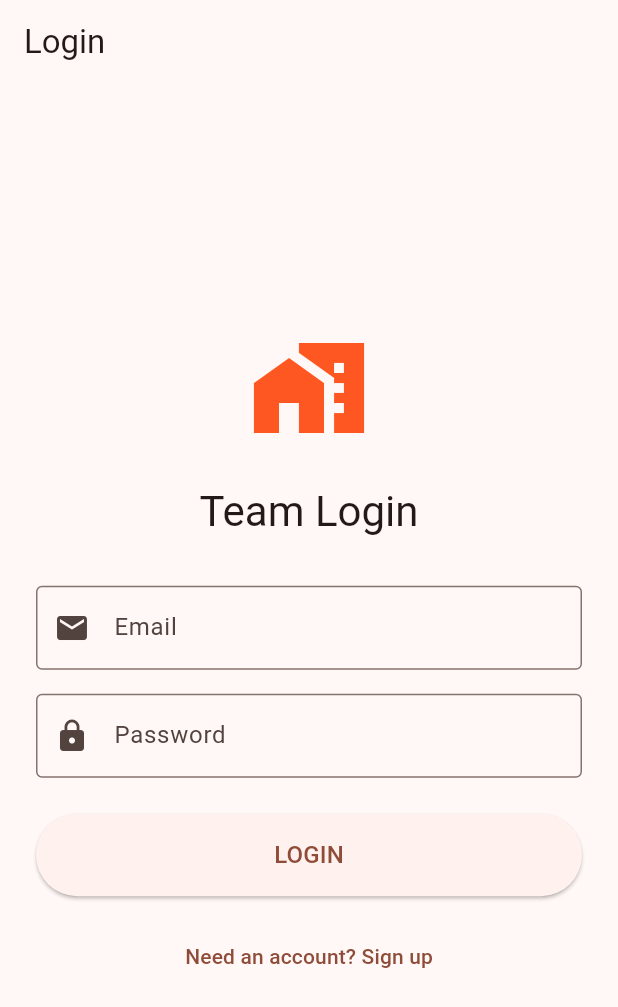
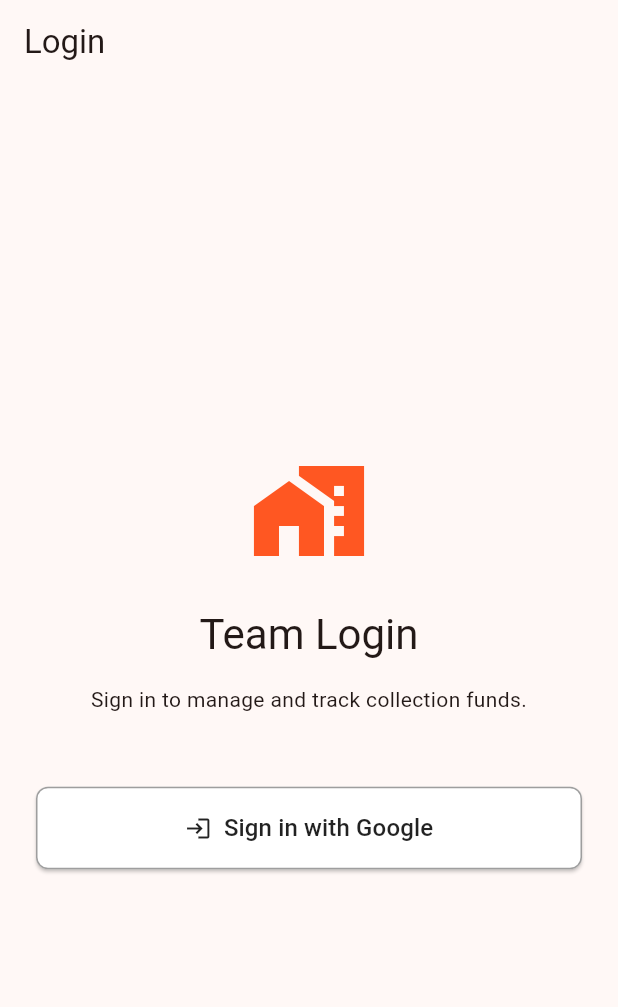
Before and after one commit to Namith-kp/Ganesha-Utsav, a Flutter app: the screen it shows after launch, on a phone screen of 412 x 824 dp. Shown: the top 1007 px of the screen. Run offline on Flutter 3.47's test engine with Material 3 defaults, Android fonts, the phone set to English and light mode, and no system bars; our stand-ins replace cached_network_image, camera, cloud_firestore, csv, firebase_auth, firebase_core and 11 more; missing offline and left inert: panorama_viewer; accounts and stored records are empty; generated files the repository leaves out were written again.

Commit message:
feat: implement Google authentication flow and panoramic street view navigation screen

```diff
--- a/lib/router/app_router.dart
+++ b/lib/router/app_router.dart
@@ -3,6 +3,7 @@ import 'package:flutter_riverpod/flutter_riverpod.dart';
 import 'package:go_router/go_router.dart';
 import '../providers/auth_provider.dart';
 import '../screens/login_screen.dart';
+import '../screens/setup_profile_screen.dart';
 import '../screens/home_screen.dart';
 import '../screens/ar_view_screen.dart';
 import '../screens/reports_screen.dart';
@@ -10,21 +11,32 @@ import '../screens/admin_screen.dart';
 
 final routerProvider = Provider<GoRouter>((ref) {
   final authState = ref.watch(authStateProvider);
+  final profileState = ref.watch(collectorProfileProvider);
 
   return GoRouter(
     initialLocation: '/',
     redirect: (context, state) {
-      // If the auth state is still loading, don't redirect yet
       if (authState.isLoading) return null;
 
       final isAuth = authState.value != null;
       final isLoggingIn = state.matchedLocation == '/login';
+      final isSettingUpProfile = state.matchedLocation == '/setup-profile';
 
       if (!isAuth) {
         return isLoggingIn ? null : '/login';
       }
 
-      if (isLoggingIn) {
+      // If authState has a value, check profile State
+      if (profileState.isLoading) return null;
+
+      final hasProfile = profileState.value != null;
+
+      if (!hasProfile) {
+        return isSettingUpProfile ? null : '/setup-profile';
+      }
+
+      // User is authenticated and has a profile
+      if (isLoggingIn || isSettingUpProfile) {
         return '/';
       }
 
@@ -44,6 +56,10 @@ final routerProvider = Provider<GoRouter>((ref) {
         builder: (context, state) => const LoginScreen(),
       ),
       GoRoute(
+        path: '/setup-profile',
+        builder: (context, state) => const SetupProfileScreen(),
+      ),
+      GoRoute(
         path: '/ar',
         builder: (context, state) => const ARViewScreen(),
       ),
--- a/lib/screens/login_screen.dart
+++ b/lib/screens/login_screen.dart
@@ -10,26 +10,10 @@ class LoginScreen extends ConsumerStatefulWidget {
 }
 
 class _LoginScreenState extends ConsumerState<LoginScreen> {
-  final _nameController = TextEditingController();
-  final _emailController = TextEditingController();
-  final _passwordController = TextEditingController();
-  final _formKey = GlobalKey<FormState>();
-
   bool _isLoading = false;
-  bool _isLogin = true;
   String? _errorMessage;
 
-  @override
-  void dispose() {
-    _nameController.dispose();
-    _emailController.dispose();
-    _passwordController.dispose();
-    super.dispose();
-  }
-
-  Future<void> _submit() async {
-    if (!_formKey.currentState!.validate()) return;
-
+  Future<void> _signInWithGoogle() async {
     setState(() {
       _isLoading = true;
       _errorMessage = null;
@@ -37,26 +21,15 @@ class _LoginScreenState extends ConsumerState<LoginScreen> {
 
     try {
       final authService = ref.read(authServiceProvider);
-      if (_isLogin) {
-        await authService.signIn(
-          _emailController.text.trim(),
-          _passwordController.text.trim(),
-        );
-      } else {
-        await authService.signUp(
-          _emailController.text.trim(),
-          _passwordController.text.trim(),
-          _nameController.text.trim(),
-        );
-      }
-      // Success is handled by the router listening to authStateChanges
+      await authService.signInWithGoogle();
+      // On success, the app_router will handle navigation based on authStateChanges
     } catch (e) {
       setState(() {
         _errorMessage = e.toString();
       });
       if (mounted) {
         ScaffoldMessenger.of(context).showSnackBar(
-          SnackBar(content: Text('\${_isLogin ? "Login" : "Sign up"} failed: \${_errorMessage ?? "Unknown error"}')),
+          SnackBar(content: Text('Google Sign-In failed: \${_errorMessage ?? "Unknown error"}')),
         );
       }
     } finally {
@@ -72,15 +45,13 @@ class _LoginScreenState extends ConsumerState<LoginScreen> {
   Widget build(BuildContext context) {
     return Scaffold(
       appBar: AppBar(
-        title: Text(_isLogin ? 'Login' : 'Sign Up'),
+        title: const Text('Login'),
       ),
       body: Center(
         child: SingleChildScrollView(
           padding: const EdgeInsets.all(24.0),
           child: ConstrainedBox(
             constraints: const BoxConstraints(maxWidth: 400),
-            child: Form(
-              key: _formKey,
             child: Column(
               mainAxisAlignment: MainAxisAlignment.center,
               crossAxisAlignment: CrossAxisAlignment.stretch,
@@ -88,78 +59,35 @@ class _LoginScreenState extends ConsumerState<LoginScreen> {
                 const Icon(Icons.maps_home_work, size: 80, color: Colors.deepOrange),
                 const SizedBox(height: 24),
                 Text(
-                    _isLogin ? 'Team Login' : 'Join Team',
+                  'Team Login',
                   style: Theme.of(context).textTheme.headlineMedium,
                   textAlign: TextAlign.center,
                 ),
-                  const SizedBox(height: 32),
-                  if (!_isLogin) ...[
-                    TextFormField(
-                      controller: _nameController,
-                      decoration: const InputDecoration(
-                        labelText: 'Full Name',
-                        border: OutlineInputBorder(),
-                        prefixIcon: Icon(Icons.person),
+                const SizedBox(height: 16),
+                Text(
+                  'Sign in to manage and track collection funds.',
+                  style: Theme.of(context).textTheme.bodyMedium,
+                  textAlign: TextAlign.center,
                 ),
-                      validator: (value) {
-                        if (value == null || value.isEmpty) {
-                          return 'Please enter your name';
-                        }
-                        return null;
-                      },
-                    ),
-                    const SizedBox(height: 16),
-                  ],
-                  TextFormField(
-                    controller: _emailController,
-                    decoration: const InputDecoration(
-                      labelText: 'Email',
-                      border: OutlineInputBorder(),
-                      prefixIcon: Icon(Icons.email),
-                    ),
-                    keyboardType: TextInputType.emailAddress,
-                    validator: (value) {
-                      if (value == null || value.isEmpty) {
-                        return 'Please enter your email';
-                      }
-                      return null;
-                    },
-                  ),
-                  const SizedBox(height: 16),
-                  TextFormField(
-                    controller: _passwordController,
-                    decoration: const InputDecoration(
-                      labelText: 'Password',
-                      border: OutlineInputBorder(),
-                      prefixIcon: Icon(Icons.lock),
-                    ),
-                    obscureText: true,
-                    validator: (value) {
-                      if (value == null || value.isEmpty) {
-                        return 'Please enter your password';
-                      }
-                      return null;
-                    },
-                  ),
-                  const SizedBox(height: 24),
+                const SizedBox(height: 48),
                 if (_isLoading)
                   const Center(child: CircularProgressIndicator())
-                  else ...[
-                    ElevatedButton(
-                      onPressed: _submit,
+                else
+                  ElevatedButton.icon(
+                    onPressed: _signInWithGoogle,
+                    icon: const Icon(Icons.login),
+                    label: const Text('Sign in with Google', style: TextStyle(fontSize: 16)),
                     style: ElevatedButton.styleFrom(
                       padding: const EdgeInsets.symmetric(vertical: 16),
+                      backgroundColor: Colors.white,
+                      foregroundColor: Colors.black87,
+                      shape: RoundedRectangleBorder(
+                        borderRadius: BorderRadius.circular(8),
+                        side: const BorderSide(color: Colors.grey, width: 1),
                       ),
-                      child: Text(_isLogin ? 'LOGIN' : 'SIGN UP', style: const TextStyle(fontSize: 16)),
                     ),
-                    const SizedBox(height: 16),
-                    TextButton(
-                      onPressed: () => setState(() => _isLogin = !_isLogin),
-                      child: Text(_isLogin ? 'Need an account? Sign up' : 'Already have an account? Login'),
                   ),
               ],
-                ],
-              ),
             ),
           ),
         ),
--- a/lib/screens/street_view_screen.dart
+++ b/lib/screens/street_view_screen.dart
@@ -267,8 +267,8 @@ class _StreetViewScreenState extends ConsumerState<StreetViewScreen> {
         latlong.LatLng(building.lat, building.lng),
       );
 
-      // Limit range to 16 meters
-      if (dist > 16) continue;
+      // Limit range to 40 meters so tags don't disappear when moving between nearby nodes
+      if (dist > 40) continue;
 
       double bearing = distanceCalc.bearing(
         latlong.LatLng(currentNode.lat, currentNode.lon),
--- a/lib/services/auth_service.dart
+++ b/lib/services/auth_service.dart
@@ -1,10 +1,12 @@
 import 'package:firebase_auth/firebase_auth.dart' as auth;
 import 'package:cloud_firestore/cloud_firestore.dart';
+import 'package:google_sign_in/google_sign_in.dart';
 import '../models/collector.dart';
 
 class AuthService {
   final auth.FirebaseAuth _firebaseAuth = auth.FirebaseAuth.instance;
   final FirebaseFirestore _firestore = FirebaseFirestore.instance;
+  final GoogleSignIn _googleSignIn = GoogleSignIn();
 
   // Listen to auth state changes
   Stream<auth.User?> get authStateChanges => _firebaseAuth.authStateChanges();
@@ -29,39 +31,39 @@ class AuthService {
     });
   }
 
-  // Sign up with email, password, and name
-  Future<auth.UserCredential?> signUp(String email, String password, String name) async {
+  // Sign in with Google
+  Future<auth.UserCredential?> signInWithGoogle() async {
     try {
-      final credential = await _firebaseAuth.createUserWithEmailAndPassword(
-        email: email,
-        password: password,
+      // Trigger the authentication flow
+      final GoogleSignInAccount? googleUser = await _googleSignIn.signIn();
+      if (googleUser == null) {
+        return null; // The user canceled the sign-in
+      }
+
+      // Obtain the auth details from the request
+      final GoogleSignInAuthentication googleAuth = await googleUser.authentication;
+
+      // Create a new credential
+      final auth.OAuthCredential credential = auth.GoogleAuthProvider.credential(
+        accessToken: googleAuth.accessToken,
+        idToken: googleAuth.idToken,
       );
 
-      if (credential.user != null) {
-        await _firestore.collection('collectors').doc(credential.user!.uid).set({
-          'name': name,
-          'email': email,
-          'role': 'collector', // default role
-        });
-      }
-      return credential;
+      // Once signed in, return the UserCredential
+      return await _firebaseAuth.signInWithCredential(credential);
     } catch (e) {
-      print("Sign up error: $e");
+      print("Google Sign-In error: $e");
       rethrow;
     }
   }
 
-  // Sign in with email and password
-  Future<auth.UserCredential?> signIn(String email, String password) async {
-    try {
-      return await _firebaseAuth.signInWithEmailAndPassword(
-        email: email,
-        password: password,
-      );
-    } catch (e) {
-      print("Login error: $e");
-      rethrow;
-    }
+  // Complete profile for new users
+  Future<void> completeProfile(String uid, String name, String email) async {
+    await _firestore.collection('collectors').doc(uid).set({
+      'name': name,
+      'email': email,
+      'role': 'collector', // default role
+    });
   }
 
   // Update a user's role (Admin only)
@@ -73,6 +75,7 @@ class AuthService {
 
   // Sign out
   Future<void> signOut() async {
+    await _googleSignIn.signOut();
     await _firebaseAuth.signOut();
   }
 }
--- a/pubspec.yaml
+++ b/pubspec.yaml
@@ -55,6 +55,7 @@ dependencies:
   http: ^1.6.0
   flutter_google_street_view: ^3.1.4
   fl_chart: ^1.2.0
+  google_sign_in: ^6.2.1
 
 dev_dependencies:
   flutter_test:
```
Also changed, not shown: lib/screens/setup_profile_screen.dart (added, +123 -0 lines), pubspec.lock, 1 other file. Lines whose indentation alone changed are shown as unchanged.
